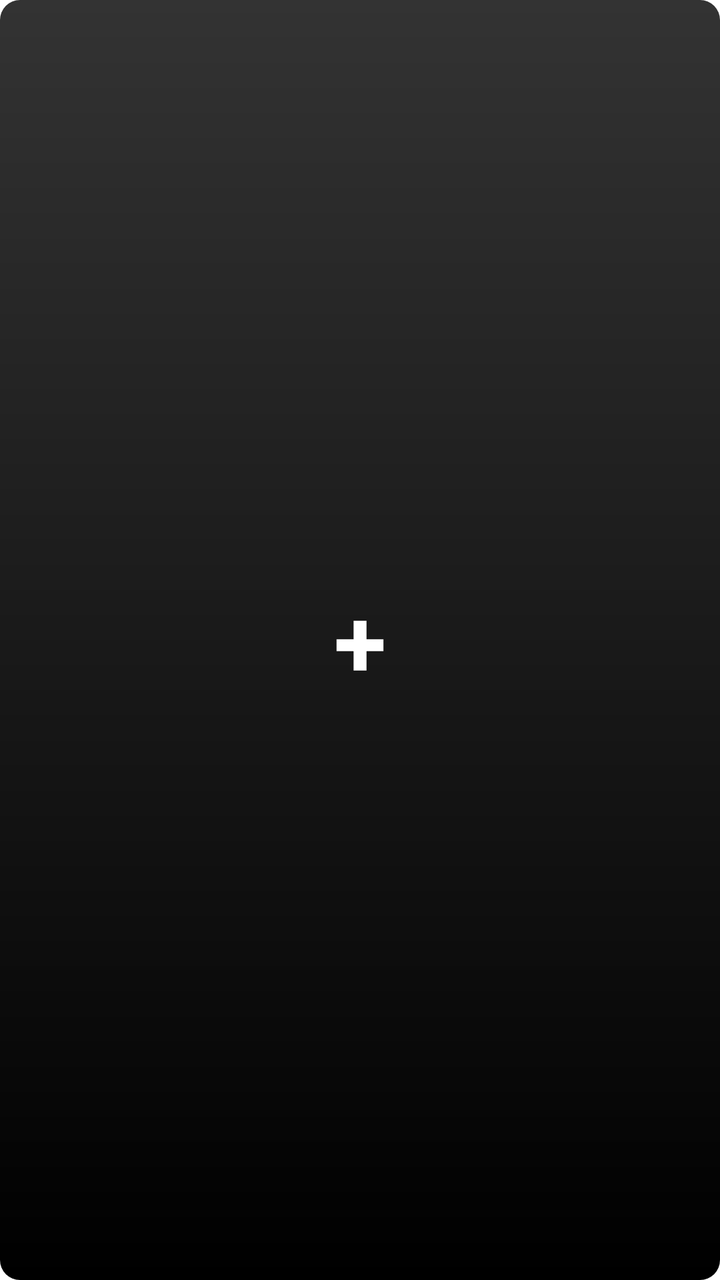
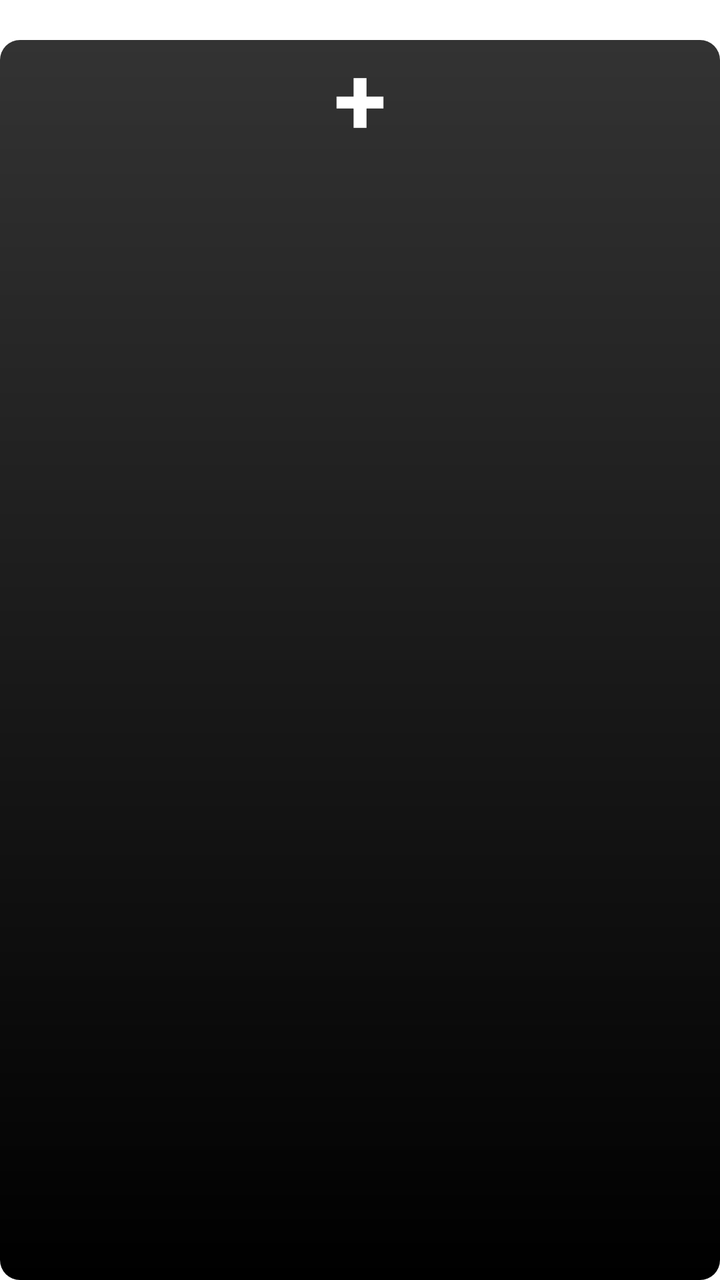

Before-and-after screenshots of an Android layout around one commit, followed by the original layout XML and the change that was made.
<!-- AndroidManifest.xml: application theme AppTheme -->
<!-- res/layout/add_expense_widget.xml -->
<RelativeLayout xmlns:android="http://schemas.android.com/apk/res/android"
    android:layout_width="match_parent"
    android:layout_height="match_parent"
    android:background="@drawable/rounded_bg" >

    <TextView
        android:id="@+id/appwidget_text"
        android:layout_width="wrap_content"
        android:layout_height="wrap_content"
        android:layout_centerHorizontal="true"
        android:layout_centerVertical="true"
        android:layout_margin="8dp"
        android:background="#00ffffff"
        android:contentDescription="@string/add_expense_widget_text"
        android:text="@string/add_expense_widget_text"
        android:textColor="#ffffff"
        android:textSize="48sp"
        android:textStyle="bold" />

</RelativeLayout>
<!-- resources referenced by this layout -->
<resources>
  <!-- drawable rounded_bg (drawable) -->
  <?xml version="1.0" encoding="utf-8"?>
  <shape xmlns:android="http://schemas.android.com/apk/res/android">
      <solid android:color="#000000"/>
      <corners android:radius="10dip"/>
      <padding android:left="0dip" android:top="0dip" android:right="0dip" android:bottom="0dip" />
      <gradient
              android:angle="270"
              android:startColor="#FF333333"
              android:endColor="#FF000000"
              android:type="linear" />
  </shape>
  <string name="add_expense_widget_text">+</string>
  <style name="AppTheme" parent="AppBaseTheme">
          
      </style>
  <style name="AppBaseTheme" parent="android:Theme.Light">
          
      </style>
</resources>

<!-- the commit's change to res/layout/add_expense_widget.xml (unified diff, before → after) -->
@@ -1,20 +1,38 @@
 <RelativeLayout xmlns:android="http://schemas.android.com/apk/res/android"
     android:layout_width="match_parent"
     android:layout_height="match_parent"
-    android:background="@drawable/rounded_bg" >
+    android:background="@drawable/rounded_bg_white" >
 
     <TextView
-        android:id="@+id/appwidget_text"
+        android:id="@+id/appwidget_amount"
         android:layout_width="wrap_content"
         android:layout_height="wrap_content"
         android:layout_centerHorizontal="true"
-        android:layout_centerVertical="true"
-        android:layout_margin="8dp"
+        android:layout_marginTop="3dp"
         android:background="#00ffffff"
         android:contentDescription="@string/add_expense_widget_text"
-        android:text="@string/add_expense_widget_text"
-        android:textColor="#ffffff"
-        android:textSize="48sp"
-        android:textStyle="bold" />
+        android:textColor="#000000"
+        android:textSize="12sp" />
+
+    <RelativeLayout xmlns:android="http://schemas.android.com/apk/res/android"
+        android:layout_width="match_parent"
+        android:layout_height="match_parent"
+        android:layout_marginTop="20dp"
+        android:background="@drawable/rounded_bg" >
+
+        <TextView
+            android:id="@+id/appwidget_text"
+            android:layout_width="wrap_content"
+            android:layout_height="wrap_content"
+            android:layout_centerHorizontal="true"
+            android:layout_marginTop="-4dp"
+            android:background="#00ffffff"
+            android:contentDescription="@string/add_expense_widget_text"
+            android:text="@string/add_expense_widget_text"
+            android:textColor="#ffffff"
+            android:textSize="48sp"
+            android:textStyle="bold" />
+
+    </RelativeLayout>
 
 </RelativeLayout>
<!-- resource entries referenced after the edit -->
@@ -12,6 +12,13 @@
               android:endColor="#FF000000"
               android:type="linear" />
   </shape>
+  <!-- drawable rounded_bg_white (drawable-xhdpi) -->
+  <?xml version="1.0" encoding="utf-8"?>
+  <shape xmlns:android="http://schemas.android.com/apk/res/android">
+      <solid android:color="#FFFFFF"/>
+      <corners android:radius="10dip"/>
+      <padding android:left="0dip" android:top="0dip" android:right="0dip" android:bottom="0dip" />
+  </shape>
   <string name="add_expense_widget_text">+</string>
   <style name="AppTheme" parent="AppBaseTheme">
           
